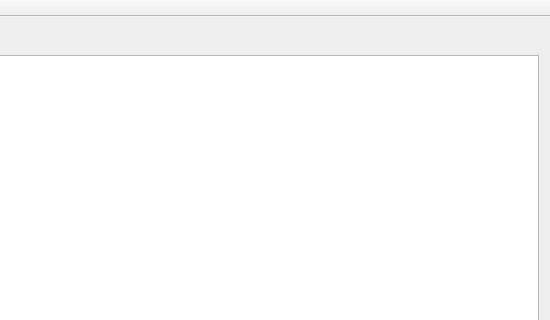
The window that mainwindow.ui (HubertD/cangaroo) describes before a commit, drawn with Qt 5; both pictures show x 377 to 927 and y 0 to 320 of the 927 by 642 pixel window.
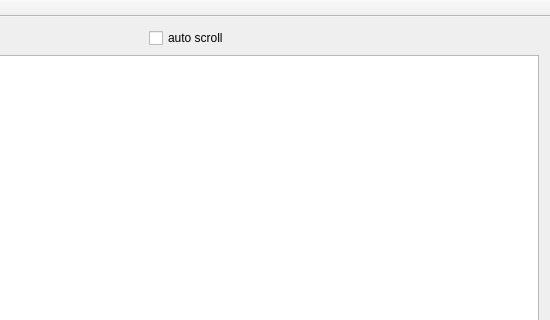
The same window after the commit.

Commit message: autoscroll feature

Diff of the .ui file:
```diff
--- a/mainwindow.ui
+++ b/mainwindow.ui
@@ -52,6 +52,13 @@
         </property>
        </widget>
       </item>
+      <item>
+       <widget class="QCheckBox" name="cbAutoScroll">
+        <property name="text">
+         <string>auto scroll</string>
+        </property>
+       </widget>
+      </item>
      </layout>
     </item>
     <item>
```
The commit also changes 2 other files.
